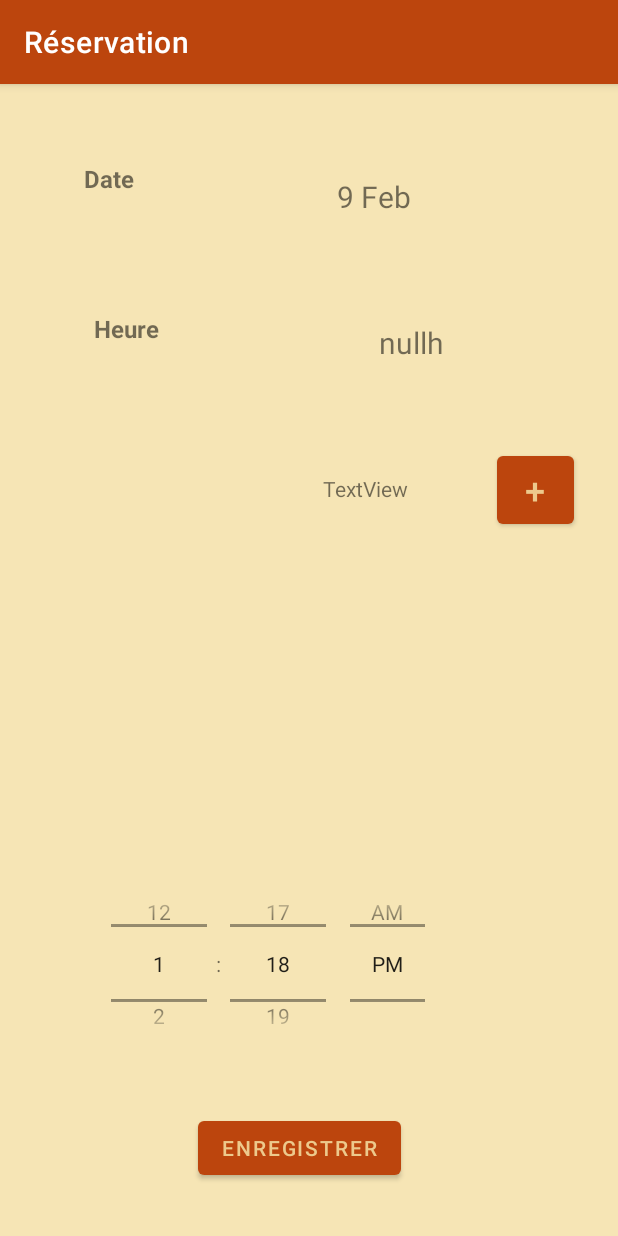
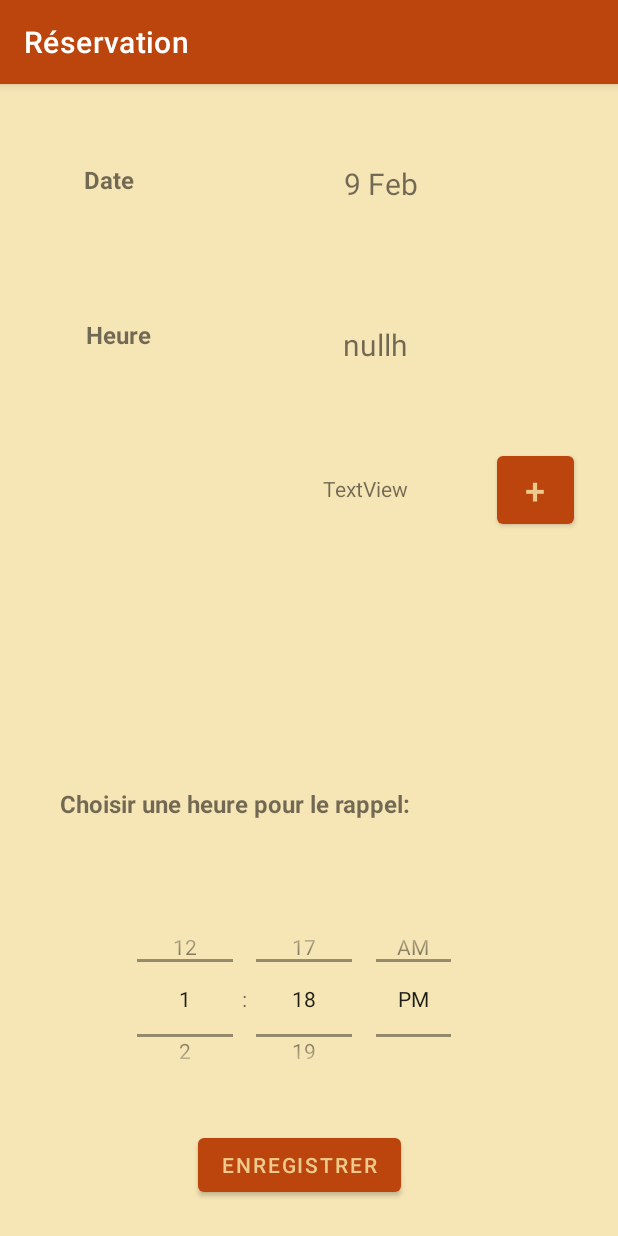
Before and after one commit to BENHDACH/AndroidTennis, an Android app: the ReservationActivity screen opened directly, with no data from a screen before it, on a phone screen of 412 x 824 dp. Run offline under Robolectric (Android 15) with nearby library versions, the phone set to English and light mode, and no system bars.

Commit message:
fin design page reservation

```diff
--- a/app/src/main/res/layout/activity_reservation_avtivity.xml
+++ b/app/src/main/res/layout/activity_reservation_avtivity.xml
@@ -7,6 +7,18 @@
     android:background="@color/white"
     android:backgroundTint="@color/white"
     tools:context=".ReservationActivity">
+
+    <TextView
+        android:id="@+id/nomNotif"
+        android:layout_width="339dp"
+        android:layout_height="61dp"
+        android:layout_marginStart="40dp"
+        android:layout_marginTop="16dp"
+        android:text="@string/nomNotif"
+        android:textSize="16sp"
+        android:textStyle="bold"
+        app:layout_constraintStart_toStartOf="parent"
+        app:layout_constraintTop_toBottomOf="@+id/listAd" />
 
     <TextView
         android:id="@+id/idReserv"
@@ -20,8 +32,8 @@
 
     <androidx.recyclerview.widget.RecyclerView
         android:id="@+id/listAd"
-        android:layout_width="162dp"
-        android:layout_height="203dp"
+        android:layout_width="160dp"
+        android:layout_height="137dp"
         android:layout_marginTop="36dp"
         android:layout_marginEnd="60dp"
         app:layout_constraintEnd_toEndOf="parent"
@@ -72,12 +84,12 @@
         android:layout_width="74dp"
         android:layout_height="49dp"
         android:layout_marginStart="40dp"
-        android:layout_marginTop="152dp"
+        android:layout_marginTop="156dp"
         android:text="@string/nomTime"
         android:textSize="16sp"
         android:textStyle="bold"
         app:layout_constraintEnd_toStartOf="@+id/textTime"
-        app:layout_constraintHorizontal_bias="0.165"
+        app:layout_constraintHorizontal_bias="0.151"
         app:layout_constraintStart_toStartOf="parent"
         app:layout_constraintTop_toTopOf="parent" />
 
@@ -85,24 +97,25 @@
         android:id="@+id/timePicker"
         android:layout_width="241dp"
         android:layout_height="135dp"
+        android:layout_marginTop="12dp"
         android:timePickerMode="spinner"
         app:layout_constraintEnd_toEndOf="parent"
-        app:layout_constraintHorizontal_bias="0.341"
+        app:layout_constraintHorizontal_bias="0.441"
         app:layout_constraintStart_toStartOf="parent"
-        app:layout_constraintTop_toBottomOf="@+id/listAd" />
+        app:layout_constraintTop_toBottomOf="@+id/nomNotif" />
 
     <TextView
         android:id="@+id/textTime"
         android:layout_width="wrap_content"
         android:layout_height="wrap_content"
         android:layout_marginTop="4dp"
-        android:layout_marginEnd="116dp"
+        android:layout_marginEnd="140dp"
         android:text="TextView"
         android:textSize="20sp"
         app:layout_constraintBottom_toTopOf="@+id/idReserv"
         app:layout_constraintEnd_toEndOf="parent"
         app:layout_constraintTop_toTopOf="@+id/nomTime"
-        app:layout_constraintVertical_bias="0.038" />
+        app:layout_constraintVertical_bias="0.0" />
 
     <TextView
         android:id="@+id/textDate"
@@ -114,8 +127,8 @@
         android:textSize="20sp"
         app:layout_constraintBottom_toTopOf="@+id/textTime"
         app:layout_constraintEnd_toEndOf="parent"
-        app:layout_constraintHorizontal_bias="0.455"
+        app:layout_constraintHorizontal_bias="0.477"
         app:layout_constraintStart_toEndOf="@+id/nomDate"
         app:layout_constraintTop_toTopOf="parent"
-        app:layout_constraintVertical_bias="0.234" />
+        app:layout_constraintVertical_bias="0.139" />
 </androidx.constraintlayout.widget.ConstraintLayout>
--- a/app/src/main/res/values/strings.xml
+++ b/app/src/main/res/values/strings.xml
@@ -9,4 +9,5 @@
     <string name="enregistre">Enregistrer</string>
     <string name="nomDate">Date</string>
     <string name="nomTime">Heure</string>
+    <string name="nomNotif">Choisir une heure pour le rappel:</string>
 </resources>
```
